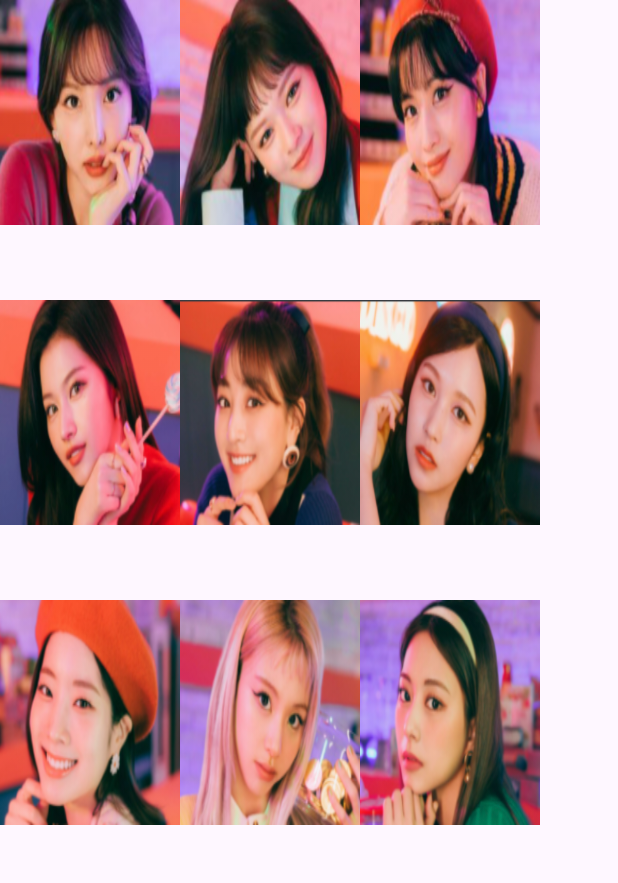
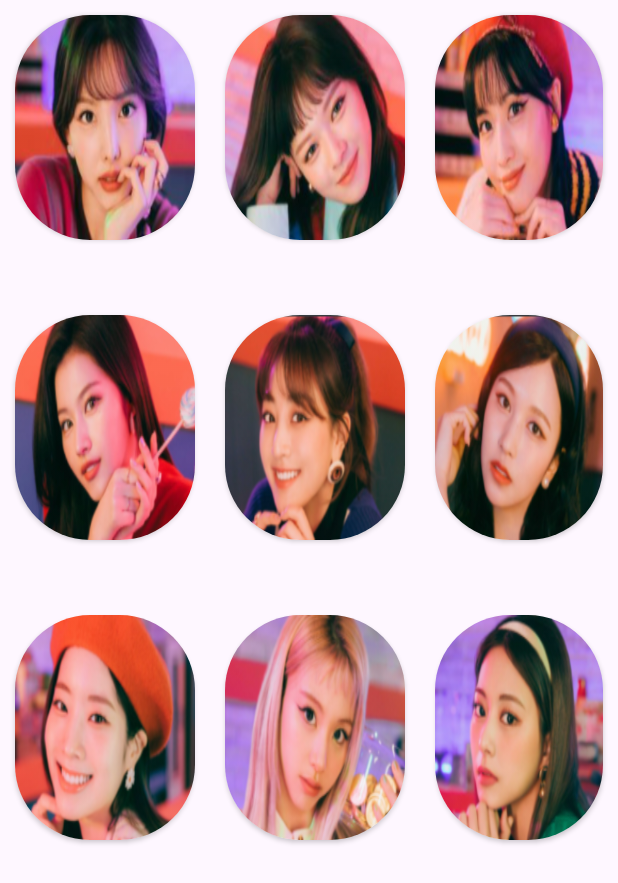
Before and after one commit to nanami-tomoe/Android-Practice, an Android app: the screen it shows after launch (MainActivity), on a phone screen of 412 x 824 dp. Shown: the top 883 px of the screen. Run offline under Robolectric (Android 15) with nearby library versions, the phone set to English and light mode, and no system bars.

Commit message:
feat: Twice 사진 cardview 설정 - 사진 둥글게 - 마진 20dp 설정

```diff
--- a/Android_Cotlin_Foundation/TWICE/app/src/main/res/layout/activity_main.xml
+++ b/Android_Cotlin_Foundation/TWICE/app/src/main/res/layout/activity_main.xml
@@ -13,69 +13,131 @@
         android:layout_width="match_parent"
         android:layout_height="200dp">
 
+        <androidx.cardview.widget.CardView
+            android:layout_width="wrap_content"
+            android:layout_height="wrap_content"
+            android:layout_margin="10dp"
+            app:cardCornerRadius="50dp">
+
             <ImageView
                 android:scaleType="fitXY"
                 android:layout_width="120dp"
                 android:layout_height="150dp"
                 android:src="@drawable/member_1"/>
+        </androidx.cardview.widget.CardView>
 
+        <androidx.cardview.widget.CardView
+            android:layout_width="wrap_content"
+            android:layout_height="wrap_content"
+            android:layout_margin="10dp"
+            app:cardCornerRadius="50dp">
             <ImageView
                 android:scaleType="fitXY"
                 android:layout_width="120dp"
                 android:layout_height="150dp"
                 android:src="@drawable/member_2"/>
+        </androidx.cardview.widget.CardView>
+
+        <androidx.cardview.widget.CardView
+            android:layout_width="wrap_content"
+            android:layout_height="wrap_content"
+            android:layout_margin="10dp"
+            app:cardCornerRadius="50dp">
 
             <ImageView
                 android:scaleType="fitXY"
                 android:layout_width="120dp"
                 android:layout_height="150dp"
                 android:src="@drawable/member_3"/>
+        </androidx.cardview.widget.CardView>
     </LinearLayout>
 
     <LinearLayout
         android:layout_width="match_parent"
         android:layout_height="200dp">
 
+        <androidx.cardview.widget.CardView
+            android:layout_width="wrap_content"
+            android:layout_height="wrap_content"
+            android:layout_margin="10dp"
+            app:cardCornerRadius="50dp">
+
             <ImageView
                 android:scaleType="fitXY"
                 android:layout_width="120dp"
                 android:layout_height="150dp"
                 android:src="@drawable/member_4"/>
+        </androidx.cardview.widget.CardView>
+
+        <androidx.cardview.widget.CardView
+            android:layout_width="wrap_content"
+            android:layout_height="wrap_content"
+            android:layout_margin="10dp"
+            app:cardCornerRadius="50dp">
 
             <ImageView
                 android:scaleType="fitXY"
                 android:layout_width="120dp"
                 android:layout_height="150dp"
                 android:src="@drawable/member_5"/>
+        </androidx.cardview.widget.CardView>
+
+        <androidx.cardview.widget.CardView
+            android:layout_width="wrap_content"
+            android:layout_height="wrap_content"
+            android:layout_margin="10dp"
+            app:cardCornerRadius="50dp">
 
             <ImageView
                 android:scaleType="fitXY"
                 android:layout_width="120dp"
                 android:layout_height="150dp"
                 android:src="@drawable/member_6"/>
+        </androidx.cardview.widget.CardView>
     </LinearLayout>
 
     <LinearLayout
         android:layout_width="match_parent"
         android:layout_height="200dp">
 
+        <androidx.cardview.widget.CardView
+            android:layout_width="wrap_content"
+            android:layout_height="wrap_content"
+            android:layout_margin="10dp"
+            app:cardCornerRadius="50dp">
+
             <ImageView
                 android:scaleType="fitXY"
                 android:layout_width="120dp"
                 android:layout_height="150dp"
                 android:src="@drawable/member_7"/>
+        </androidx.cardview.widget.CardView>
+
+        <androidx.cardview.widget.CardView
+            android:layout_width="wrap_content"
+            android:layout_height="wrap_content"
+            android:layout_margin="10dp"
+            app:cardCornerRadius="50dp">
 
             <ImageView
                 android:scaleType="fitXY"
                 android:layout_width="120dp"
                 android:layout_height="150dp"
                 android:src="@drawable/member_8"/>
+        </androidx.cardview.widget.CardView>
+
+        <androidx.cardview.widget.CardView
+            android:layout_width="wrap_content"
+            android:layout_height="wrap_content"
+            android:layout_margin="10dp"
+            app:cardCornerRadius="50dp">
 
             <ImageView
                 android:scaleType="fitXY"
                 android:layout_width="120dp"
                 android:layout_height="150dp"
                 android:src="@drawable/member_9"/>
+        </androidx.cardview.widget.CardView>
     </LinearLayout>
 
 </LinearLayout>
--- a/Android_Cotlin_Foundation/TWICE/app/src/main/res/layout/activity_splash.xml
+++ b/Android_Cotlin_Foundation/TWICE/app/src/main/res/layout/activity_splash.xml
@@ -9,6 +9,8 @@
     tools:context=".SplashActivity">
 
   <ImageView
+      android:layout_margin="20dp"
+      android:padding="20dp"
       android:src="@drawable/splash"
       android:layout_width="match_parent"
       android:layout_height="match_parent"/>
```
Lines whose indentation alone changed are shown as unchanged.
